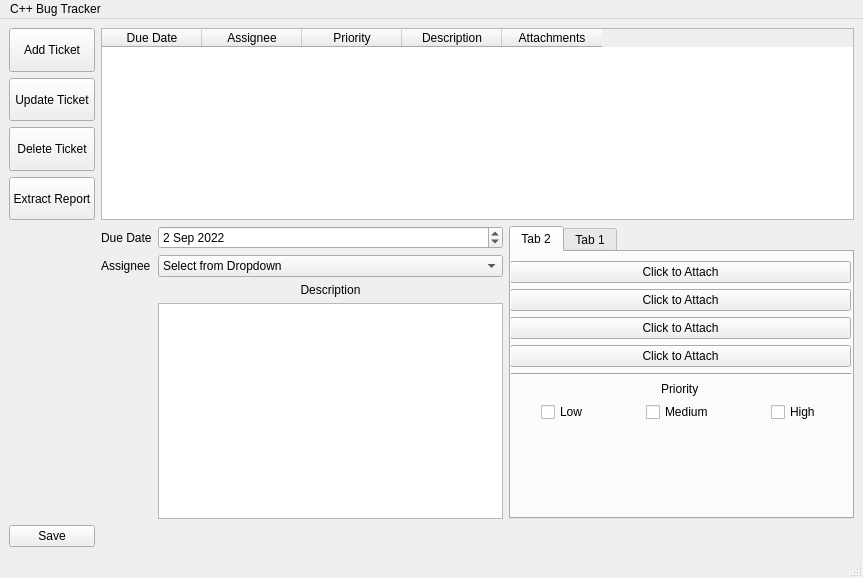
Qt form cpp_bug_tracker/mainwindow.ui (VikingOfValhalla/cpp_bug_tracker) before a commit.
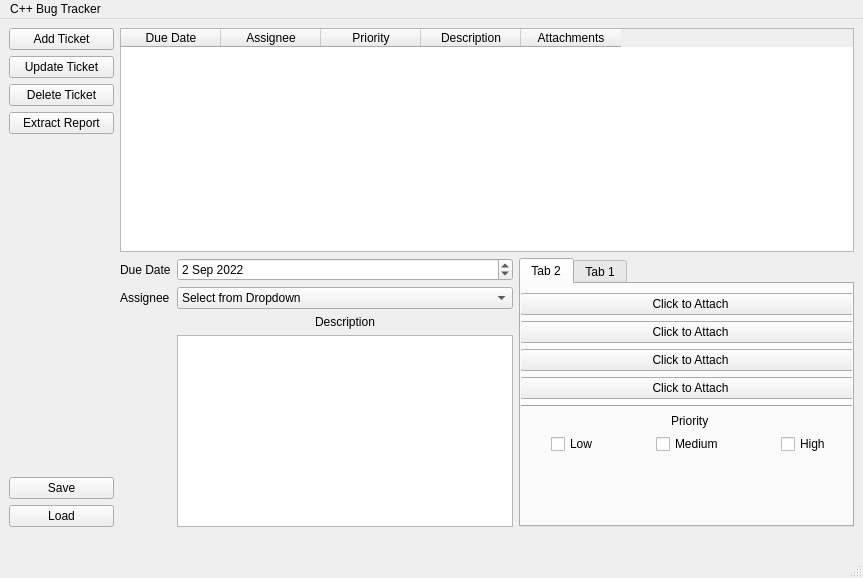
The same form after that commit.

Diff of the .ui file:
```diff
--- a/cpp_bug_tracker/mainwindow.ui
+++ b/cpp_bug_tracker/mainwindow.ui
@@ -21,8 +21,10 @@
   </property>
   <widget class="QWidget" name="centralwidget">
    <layout class="QGridLayout" name="gridLayout">
-    <item row="2" column="0">
-     <widget class="QPushButton" name="delete_ticket">
+    <item row="0" column="0" rowspan="2">
+     <layout class="QVBoxLayout" name="verticalLayout_2">
+      <item>
+       <widget class="QPushButton" name="add_ticket">
       <property name="sizePolicy">
        <sizepolicy hsizetype="Minimum" vsizetype="Preferred">
         <horstretch>0</horstretch>
@@ -30,11 +32,11 @@
        </sizepolicy>
       </property>
       <property name="text">
-       <string>Delete Ticket</string>
+         <string>Add Ticket</string>
       </property>
      </widget>
     </item>
-    <item row="1" column="0">
+      <item>
      <widget class="QPushButton" name="update_ticket">
       <property name="sizePolicy">
        <sizepolicy hsizetype="Minimum" vsizetype="Preferred">
@@ -47,7 +49,20 @@
       </property>
      </widget>
     </item>
-    <item row="3" column="0">
+      <item>
+       <widget class="QPushButton" name="delete_ticket">
+        <property name="sizePolicy">
+         <sizepolicy hsizetype="Minimum" vsizetype="Preferred">
+          <horstretch>0</horstretch>
+          <verstretch>0</verstretch>
+         </sizepolicy>
+        </property>
+        <property name="text">
+         <string>Delete Ticket</string>
+        </property>
+       </widget>
+      </item>
+      <item>
      <widget class="QPushButton" name="extract_report">
       <property name="sizePolicy">
        <sizepolicy hsizetype="Minimum" vsizetype="Preferred">
@@ -60,7 +75,36 @@
       </property>
      </widget>
     </item>
-    <item row="0" column="1" rowspan="4">
+      <item>
+       <spacer name="verticalSpacer">
+        <property name="orientation">
+         <enum>Qt::Vertical</enum>
+        </property>
+        <property name="sizeHint" stdset="0">
+         <size>
+          <width>105</width>
+          <height>273</height>
+         </size>
+        </property>
+       </spacer>
+      </item>
+      <item>
+       <widget class="QPushButton" name="save_button">
+        <property name="text">
+         <string>Save</string>
+        </property>
+       </widget>
+      </item>
+      <item>
+       <widget class="QPushButton" name="load_button">
+        <property name="text">
+         <string>Load</string>
+        </property>
+       </widget>
+      </item>
+     </layout>
+    </item>
+    <item row="0" column="1">
      <layout class="QVBoxLayout" name="verticalLayout">
       <item>
        <widget class="QTableWidget" name="tableWidget">
@@ -93,20 +137,7 @@
       </item>
      </layout>
     </item>
-    <item row="4" column="0">
-     <spacer name="verticalSpacer">
-      <property name="orientation">
-       <enum>Qt::Vertical</enum>
-      </property>
-      <property name="sizeHint" stdset="0">
-       <size>
-        <width>20</width>
-        <height>40</height>
-       </size>
-      </property>
-     </spacer>
-    </item>
-    <item row="4" column="1">
+    <item row="1" column="1">
      <layout class="QGridLayout" name="gridLayout_2">
       <item row="3" column="1">
        <widget class="QTextEdit" name="description_input"/>
@@ -129,7 +160,7 @@
        <widget class="QDateEdit" name="due_date">
         <property name="dateTime">
          <datetime>
-          <hour>8</hour>
+          <hour>12</hour>
           <minute>0</minute>
           <second>0</second>
           <year>2022</year>
@@ -313,27 +344,7 @@
       </item>
      </layout>
     </item>
-    <item row="0" column="0">
-     <widget class="QPushButton" name="add_ticket">
-      <property name="sizePolicy">
-       <sizepolicy hsizetype="Minimum" vsizetype="Preferred">
-        <horstretch>0</horstretch>
-        <verstretch>0</verstretch>
-       </sizepolicy>
-      </property>
-      <property name="text">
-       <string>Add Ticket</string>
-      </property>
-     </widget>
-    </item>
-    <item row="5" column="0">
-     <widget class="QPushButton" name="save_button">
-      <property name="text">
-       <string>Save</string>
-      </property>
-     </widget>
-    </item>
-    <item row="5" column="1">
+    <item row="2" column="1">
      <widget class="QLabel" name="changes_label">
       <property name="autoFillBackground">
        <bool>false</bool>
```
Lines whose indentation alone changed are shown as unchanged.
